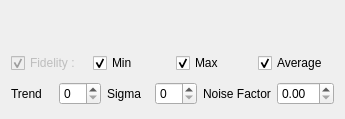
This is src/RSOptionsManagerWidget.ui in stslu/rex as Qt 5 draws it before an edit. The edited form follows.
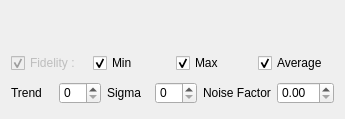
This is the edited form.

```diff
--- a/src/RSOptionsManagerWidget.ui
+++ b/src/RSOptionsManagerWidget.ui
@@ -19,6 +19,9 @@
   <property name="windowTitle">
    <string>Form</string>
   </property>
+  <property name="styleSheet">
+   <string notr="true">font: 9pt;</string>
+  </property>
   <layout class="QVBoxLayout" name="verticalLayout">
    <item>
     <widget class="QLabel" name="m_title">
```
Left out of the diff: 3 changed lines with no effect on the pictures.
